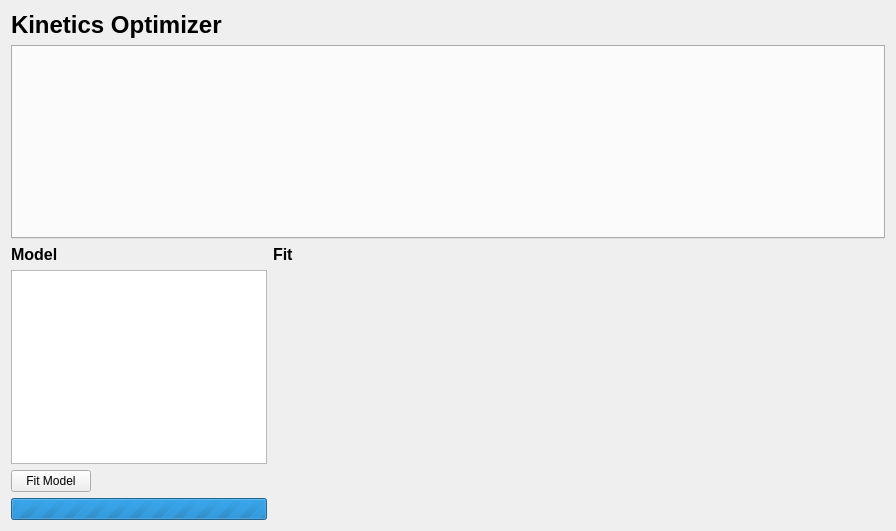
Qt form cbr/kinetics/visual/KineticsOptimizer.ui (TUM-CBR/pymol-plugins) before a commit.
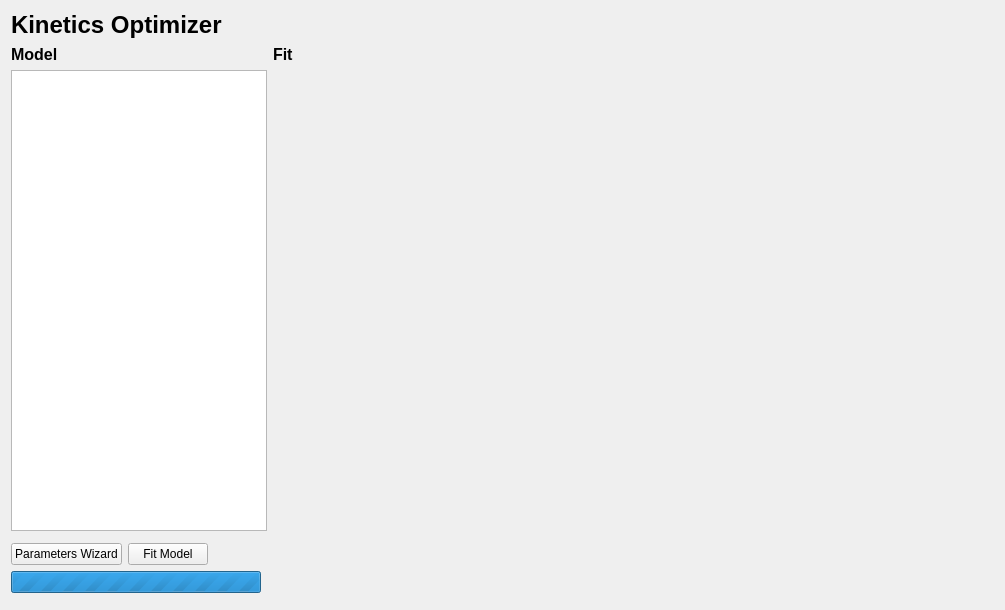
The same form after that commit.

Commit message: [Kinetics] Move initial parameter selection into a separate widget.

```diff
--- a/cbr/kinetics/visual/KineticsOptimizer.ui
+++ b/cbr/kinetics/visual/KineticsOptimizer.ui
@@ -6,15 +6,25 @@
    <rect>
     <x>0</x>
     <y>0</y>
-    <width>896</width>
-    <height>531</height>
+    <width>1005</width>
+    <height>610</height>
    </rect>
   </property>
   <property name="windowTitle">
    <string>Form</string>
   </property>
-  <layout class="QGridLayout" name="gridLayout" rowstretch="0,1,0,0,1,0,0,0" columnstretch="0,0,1,0">
-   <item row="6" column="1">
+  <layout class="QGridLayout" name="gridLayout" rowstretch="0,0,0,1,0,0,0,0,0" columnstretch="0,0,0,0,0,1">
+   <item row="7" column="0" colspan="3">
+    <widget class="QProgressBar" name="fitProgressBar">
+     <property name="maximum">
+      <number>0</number>
+     </property>
+     <property name="value">
+      <number>-1</number>
+     </property>
+    </widget>
+   </item>
+   <item row="6" column="2" colspan="2">
     <spacer name="horizontalSpacer">
      <property name="orientation">
       <enum>Qt::Horizontal</enum>
@@ -27,24 +37,43 @@
      </property>
     </spacer>
    </item>
+   <item row="3" column="0" rowspan="2" colspan="4">
+    <widget class="QTableView" name="parametersTable"/>
+   </item>
    <item row="6" column="0">
+    <widget class="QPushButton" name="wizardButton">
+     <property name="text">
+      <string>Parameters Wizard</string>
+     </property>
+    </widget>
+   </item>
+   <item row="7" column="3">
+    <widget class="QWidget" name="widget" native="true">
+     <property name="minimumSize">
+      <size>
+       <width>0</width>
+       <height>20</height>
+      </size>
+     </property>
+     <property name="maximumSize">
+      <size>
+       <width>0</width>
+       <height>16777215</height>
+      </size>
+     </property>
+    </widget>
+   </item>
+   <item row="3" column="4" rowspan="6" colspan="2">
+    <widget class="QWidget" name="plotWidget" native="true"/>
+   </item>
+   <item row="6" column="1">
     <widget class="QPushButton" name="fitModelButton">
      <property name="text">
       <string>Fit Model</string>
      </property>
     </widget>
    </item>
-   <item row="7" column="0" colspan="2">
-    <widget class="QProgressBar" name="fitProgressBar">
-     <property name="maximum">
-      <number>0</number>
-     </property>
-     <property name="value">
-      <number>-1</number>
-     </property>
-    </widget>
-   </item>
-   <item row="0" column="0" colspan="4">
+   <item row="0" column="0" colspan="6">
     <widget class="QLabel" name="label">
      <property name="styleSheet">
       <string notr="true">font-size: 24px;
@@ -55,20 +84,18 @@
      </property>
     </widget>
    </item>
+   <item row="1" column="4" colspan="2">
+    <widget class="QLabel" name="label_2">
+     <property name="styleSheet">
+      <string notr="true">font-weight: bold;
+font-size: 16px;</string>
+     </property>
+     <property name="text">
+      <string>Fit</string>
+     </property>
+    </widget>
+   </item>
    <item row="1" column="0" colspan="4">
-    <widget class="QTabWidget" name="initalValuesWidget">
-     <property name="currentIndex">
-      <number>-1</number>
-     </property>
-    </widget>
-   </item>
-   <item row="4" column="2" rowspan="4" colspan="2">
-    <widget class="QWidget" name="plotWidget" native="true"/>
-   </item>
-   <item row="4" column="0" rowspan="2" colspan="2">
-    <widget class="QTableView" name="parametersTable"/>
-   </item>
-   <item row="2" column="0" colspan="2">
     <widget class="QLabel" name="label_4">
      <property name="styleSheet">
       <string notr="true">font-weight: bold;
@@ -79,17 +106,6 @@
      </property>
     </widget>
    </item>
-   <item row="2" column="2">
-    <widget class="QLabel" name="label_2">
-     <property name="styleSheet">
-      <string notr="true">font-weight: bold;
-font-size: 16px;</string>
-     </property>
-     <property name="text">
-      <string>Fit</string>
-     </property>
-    </widget>
-   </item>
   </layout>
  </widget>
  <resources/>
```
The commit also changes 8 other files.
